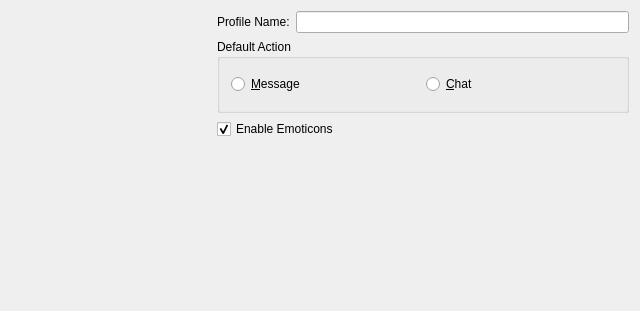
Before: the Qt Designer form src/profilenew.ui in psi-im/psi, drawn with Qt 5.
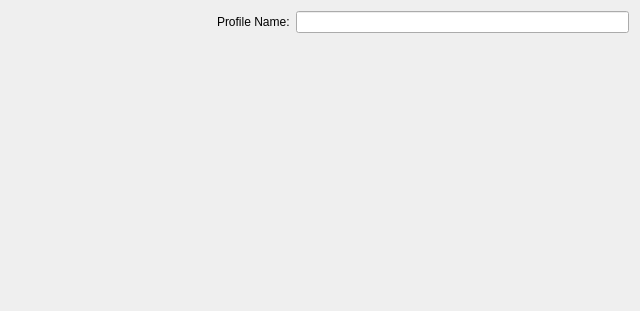
After: the same form once the commit is applied. Custom widgets are drawn as their Qt base class.

Commit message: New Profile dialog: remove Default Action and Enable Emoticons options

Diff of the .ui file:
```diff
--- a/src/profilenew.ui
+++ b/src/profilenew.ui
@@ -104,54 +104,6 @@
        </item>
       </layout>
      </item>
-     <item>
-      <widget class="QGroupBox" name="bg_defAct">
-       <property name="title">
-        <string>Default Action</string>
-       </property>
-       <layout class="QHBoxLayout">
-        <property name="spacing">
-         <number>6</number>
-        </property>
-        <property name="leftMargin">
-         <number>11</number>
-        </property>
-        <property name="topMargin">
-         <number>11</number>
-        </property>
-        <property name="rightMargin">
-         <number>11</number>
-        </property>
-        <property name="bottomMargin">
-         <number>11</number>
-        </property>
-        <item>
-         <widget class="QRadioButton" name="rb_message">
-          <property name="text">
-           <string>&amp;Message</string>
-          </property>
-         </widget>
-        </item>
-        <item>
-         <widget class="QRadioButton" name="rb_chat">
-          <property name="text">
-           <string>&amp;Chat</string>
-          </property>
-         </widget>
-        </item>
-       </layout>
-      </widget>
-     </item>
-     <item>
-      <widget class="QCheckBox" name="ck_useEmoticons">
-       <property name="text">
-        <string>Enable Emoticons</string>
-       </property>
-       <property name="checked">
-        <bool>true</bool>
-       </property>
-      </widget>
-     </item>
      <item>
       <spacer name="spacer">
        <property name="orientation">
```
Left out of the diff: 6 changed lines with no effect on the pictures. The commit also changes 1 other file.
